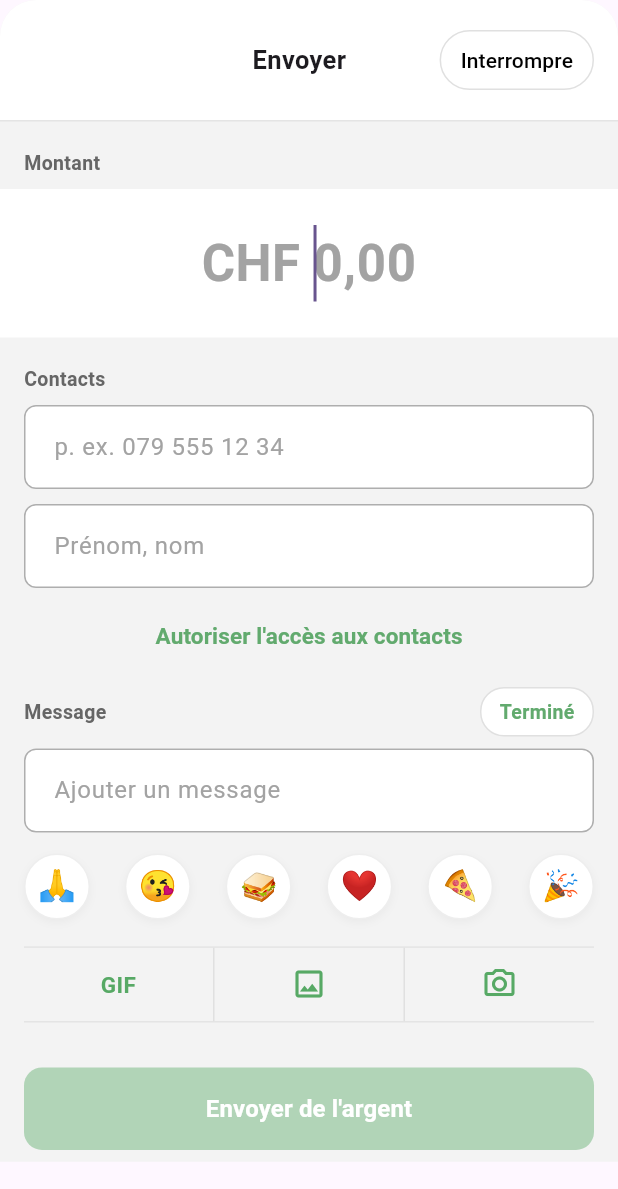
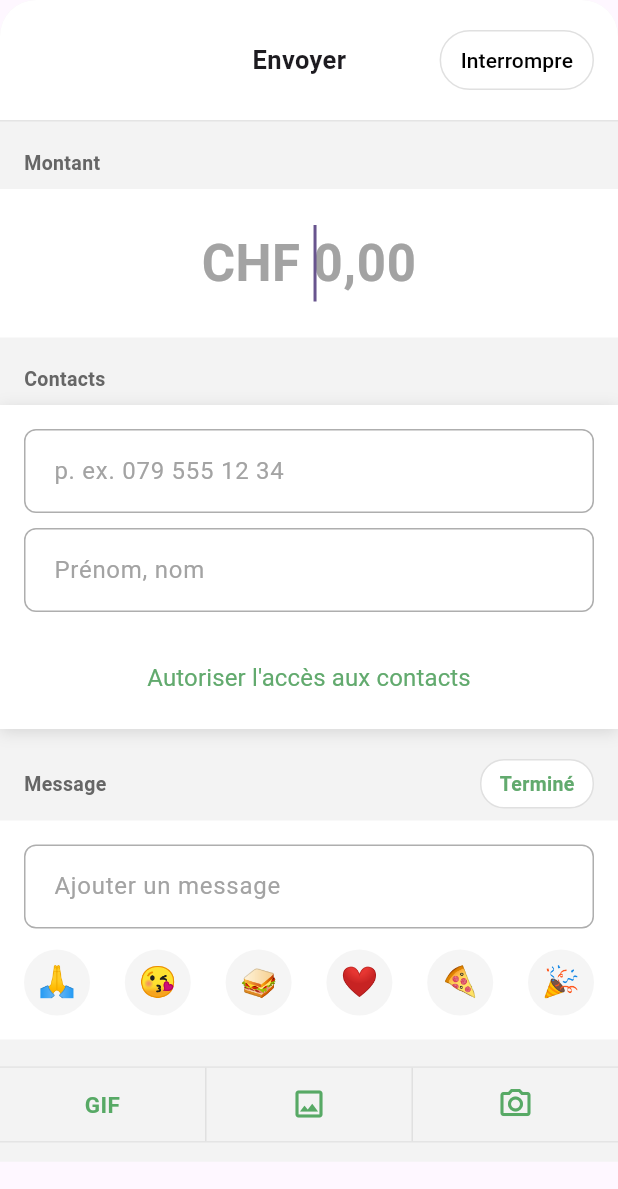
Before and after one commit to jew0/tw, a Flutter app: the PageEnvoyerArgent widget shown alone on an empty page, opened directly, on a phone screen of 412 x 824 dp. Shown: the top 1189 px of the screen. Run offline on Flutter 3.47's test engine with Material 3 defaults, Android fonts, the phone set to English and light mode, and no system bars.

Commit message:
Update main.dart

```diff
--- a/lib/main.dart
+++ b/lib/main.dart
@@ -40,7 +40,12 @@
       shape: const RoundedRectangleBorder(
         borderRadius: BorderRadius.vertical(top: Radius.circular(24)),
       ),
-      builder: (context) => const PageEnvoyerArgent(),
+      builder: (context) => MediaQuery(
+        data: MediaQuery.of(context).copyWith(
+          viewInsets: EdgeInsets.zero,
+        ),
+        child: const PageEnvoyerArgent(),
+      ),
     );
   }
 
@@ -384,16 +389,8 @@
       width: 44,
       height: 44,
       decoration: BoxDecoration(
-        color: Colors.white,
+        color: Colors.grey.shade100,
         shape: BoxShape.circle,
-        border: Border.all(color: Colors.grey.shade200),
-        boxShadow: [
-          BoxShadow(
-            color: Colors.black.withOpacity(0.04),
-            blurRadius: 4,
-            offset: const Offset(0, 2),
-          ),
-        ],
       ),
       child: Center(
         child: Text(
@@ -529,7 +526,19 @@
                           child: const Text("Contacts", style: TextStyle(color: Color(0xFF666666), fontWeight: FontWeight.bold, fontSize: 13)),
                         ),
                         Padding(
-                          padding: const EdgeInsets.symmetric(horizontal: 16),
+                        padding: const EdgeInsets.symmetric(horizontal: 0),
+                        child: Container(
+                          decoration: BoxDecoration(
+                            color: Colors.white,
+                            boxShadow: [
+                              BoxShadow(
+                                color: Colors.black12,
+                                blurRadius: 8,
+                                offset: Offset(0, 2),
+                              ),
+                            ],
+                          ),
+                          padding: const EdgeInsets.fromLTRB(16, 16, 16, 10),
                           child: Column(
                             children: [
                               TextField(
@@ -550,16 +559,24 @@
                                 onSubmitted: (_) => _messageFocus.requestFocus(),
                                 decoration: _buildInputDecoration("Prénom, nom"),
                               ),
+                              const SizedBox(height: 20),
+                              TextButton(
+                                onPressed: () {},
+                                child: const Text(
+                                  "Autoriser l'accès aux contacts",
+                                  style: TextStyle(
+                                    color: Color(0xFF62AA6E),
+                                    fontWeight: FontWeight.w400,
+                                    fontSize: 16,
+                                  ),
+                                ),
+                              ),
                             ],
                           ),
                         ),
-                        const SizedBox(height: 8),
-                        Center(
-                          child: TextButton(
-                            onPressed: () {},
-                            child: const Text("Autoriser l'accès aux contacts", style: TextStyle(color: Color(0xFF62AA6E), fontWeight: FontWeight.w600, fontSize: 15)),
                       ),
-                        ),
+
+                      const SizedBox(height: 10),
 
                         // SECTION : Message
                         Padding(
@@ -588,7 +605,20 @@
                           ),
                         ),
                         Padding(
-                          padding: const EdgeInsets.symmetric(horizontal: 16),
+                          padding: const EdgeInsets.symmetric(horizontal: 0),
+                          child: Column(
+                            children: [
+                              Container(
+                                decoration: BoxDecoration(
+                                  color: Colors.white,
+                                  borderRadius: BorderRadius.circular(0),
+                                ),
+                                padding: const EdgeInsets.only(
+                                  top: 16,
+                                  bottom: 16,
+                                  left: 16,
+                                  right: 16,
+                                ),
                                 child: Column(
                                   children: [
                                     TextField(
@@ -609,6 +639,9 @@
                                         _buildEmojiButton("🍕"),
                                         _buildEmojiButton("🎉"),
                                       ],
+                                    ),
+                                  ],
+                                ),
                               ),
                               const SizedBox(height: 18),
                               Container(
```
Lines whose indentation alone changed are shown as unchanged.
